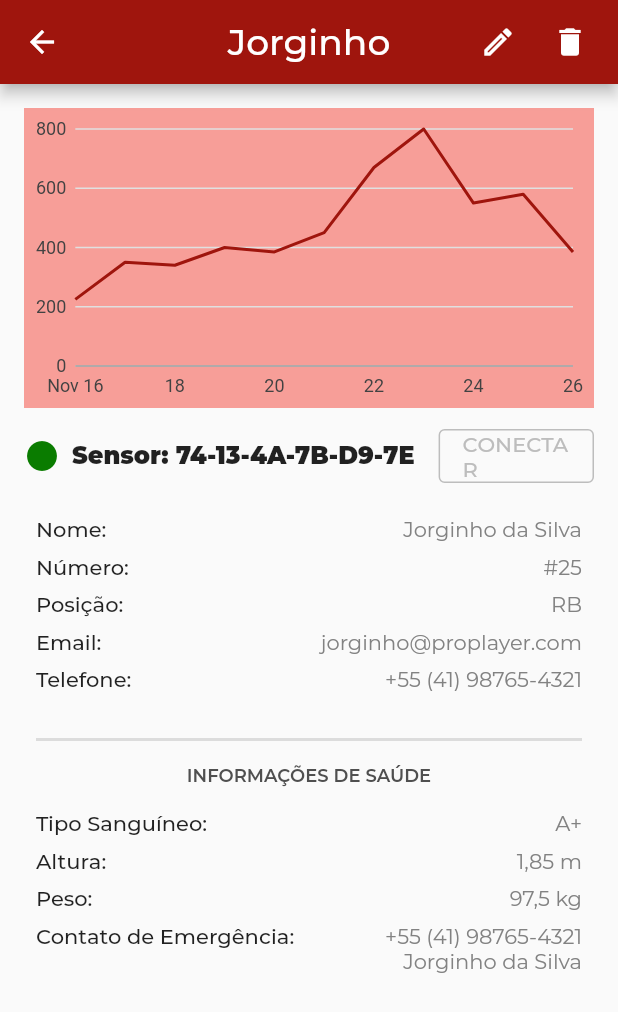
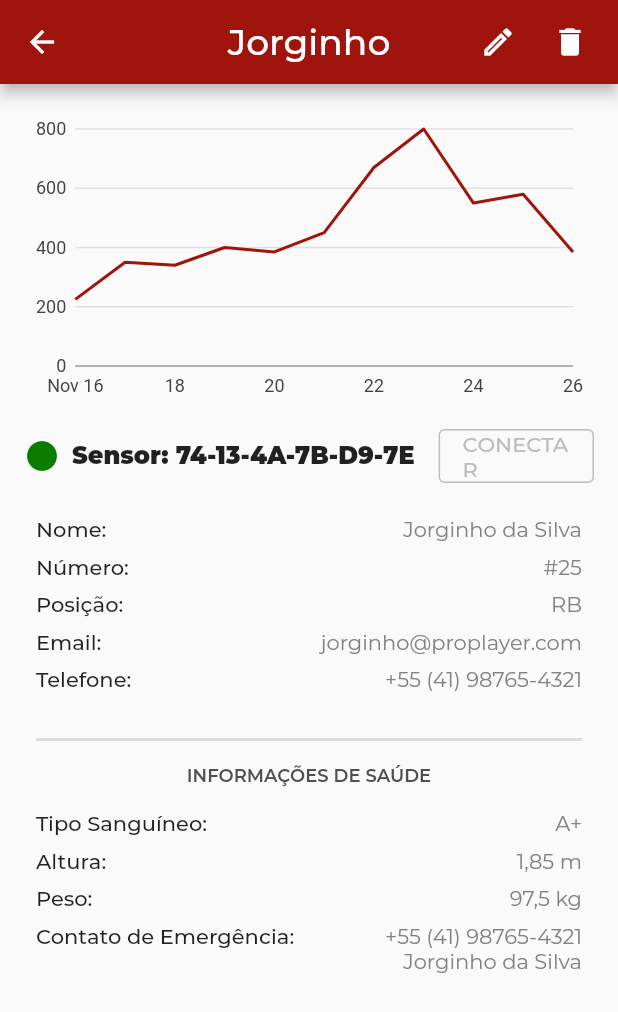
Before and after one commit to MateusFerroAntunesdeOliveira/sixth_sense, a Flutter app: the PlayerPage screen opened by its route, on a phone screen of 412 x 824 dp. Shown: the top 1012 px of the screen. Run offline on Flutter 3.47's test engine with Material 2 defaults, Android fonts, the phone set to English and light mode, and no system bars; our stand-ins replace animated_splash_screen, charts_flutter, font_awesome_flutter; project files that could hold a hidden picture were left out.

Commit message:
grafico atualizado/melhorado

```diff
--- a/lib/src/pages/home/home_page.dart
+++ b/lib/src/pages/home/home_page.dart
@@ -135,7 +135,10 @@ class _HomePageState extends State<HomePage> with TickerProviderStateMixin {
                           fontFamily: 'Montserrat',
                         ),
                       ),
+                      //-> ON
                       Icon(Icons.circle, color: Color(0xFF0A7C00), size: 20),
+                      //-> OFF
+                      // Icon(Icons.circle_outlined, size: 20),
                     ],
                   ),
                   const SizedBox(width: 14),
@@ -149,6 +152,9 @@ class _HomePageState extends State<HomePage> with TickerProviderStateMixin {
                           fontFamily: 'Montserrat',
                         ),
                       ),
+                      //-> Alert
+                      // Icon(Icons.circle, color: Color(0xFF9F150D), size: 20),
+                      //-> No Alert
                       Icon(Icons.circle_outlined, size: 20),
                     ],
                   ),
@@ -159,7 +165,7 @@ class _HomePageState extends State<HomePage> with TickerProviderStateMixin {
         );
 
     Widget _gridView() => GridView.builder(
-          itemCount: 50,
+          itemCount: 30,
           padding: const EdgeInsets.all(16),
           itemBuilder: (context, index) => buildPlayerCard(index),
           gridDelegate: const SliverGridDelegateWithFixedCrossAxisCount(
--- a/lib/src/pages/player/graphic_chart.dart
+++ b/lib/src/pages/player/graphic_chart.dart
@@ -75,7 +75,7 @@ class GraphicChart extends StatelessWidget {
       GraphicsPlayer(
         day: DateTime(2021, 11, 26),
         gForce: 385,
-        lineColor: charts.ColorUtil.fromDartColor(const Color(0xFFFFFFFF)),
+        lineColor: charts.ColorUtil.fromDartColor(const Color(0xFF9F150D)),
       ),
     ];
 
--- a/lib/src/pages/player/player_page.dart
+++ b/lib/src/pages/player/player_page.dart
@@ -1,5 +1,3 @@
-// ignore_for_file: prefer_const_constructors
-
 import 'package:flutter/material.dart';
 
 import 'graphic_chart.dart';
@@ -15,7 +13,7 @@ class PlayerPage extends StatelessWidget {
       children: [
         Text(
           title,
-          style: TextStyle(
+          style: const TextStyle(
             fontSize: 14,
             fontWeight: FontWeight.w500,
             fontFamily: 'Montserrat',
@@ -24,7 +22,7 @@ class PlayerPage extends StatelessWidget {
         Text(
           description,
           textAlign: TextAlign.end,
-          style: TextStyle(
+          style: const TextStyle(
             fontSize: 14,
             color: Color(0xFF828282),
             fontFamily: 'Montserrat',
@@ -73,31 +71,30 @@ class PlayerPage extends StatelessWidget {
         ],
       ),
       body: SingleChildScrollView(
-        physics: BouncingScrollPhysics(),
+        physics: const BouncingScrollPhysics(),
         child: Padding(
           padding: const EdgeInsets.all(16),
           child: Column(
             children: [
               //-> Grafico
-              Container(
+              const SizedBox(
                 height: 200,
                 width: double.infinity,
-                color: Colors.red.withOpacity(0.5),
                 child: GraphicChart(
                   animate: true,
-                  seriesList: const [],
+                  seriesList: [],
                 ),
               ),
               const SizedBox(height: 8),
               //-> Text do Sensor
               Row(
                 children: [
-                  Icon(
+                  const Icon(
                     Icons.circle,
                     color: Color(0xFF0A7C00),
                   ),
-                  SizedBox(width: 8),
-                  Text(
+                  const SizedBox(width: 8),
+                  const Text(
                     "Sensor: 74-13-4A-7B-D9-7E",
                     style: TextStyle(
                       fontSize: 16,
@@ -105,7 +102,7 @@ class PlayerPage extends StatelessWidget {
                       fontFamily: 'Montserrat',
                     ),
                   ),
-                  SizedBox(width: 16),
+                  const SizedBox(width: 16),
                   Expanded(
                     child: ElevatedButton(
                       style: BasicButtonStyle(
@@ -113,10 +110,10 @@ class PlayerPage extends StatelessWidget {
                         backgroundColor: Colors.transparent,
                         shape: RoundedRectangleBorder(
                           borderRadius: BorderRadius.circular(4),
-                          side: BorderSide(color: Color(0xFFBDBDBD)),
+                          side: const BorderSide(color: Color(0xFFBDBDBD)),
                         ),
                       ),
-                      child: Text(
+                      child: const Text(
                         "CONECTAR",
                         style: TextStyle(
                           color: Color(0xFFBDBDBD),
@@ -167,9 +164,9 @@ class PlayerPage extends StatelessWidget {
                     const SizedBox(height: 8),
                     _infoText(title: "Telefone:", description: "+55 (41) 98765-4321"),
                     const SizedBox(height: 24),
-                    Divider(thickness: 2),
+                    const Divider(thickness: 2),
                     const SizedBox(height: 8),
-                    Text(
+                    const Text(
                       "INFORMAÇÕES DE SAÚDE",
                       style: TextStyle(
                         fontSize: 12,
```
